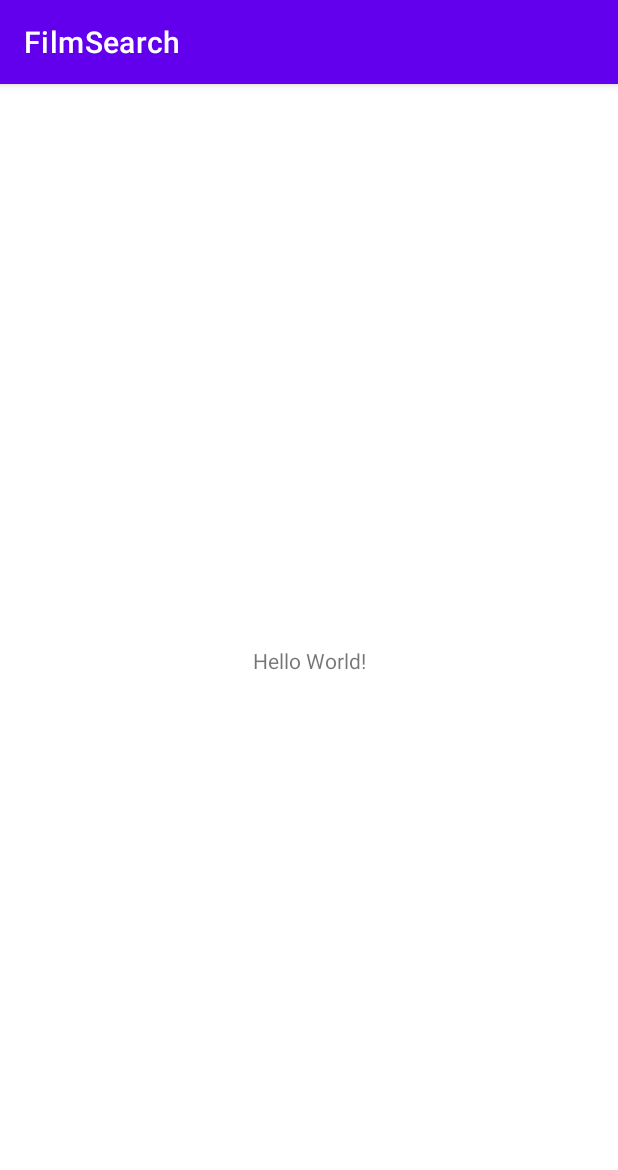
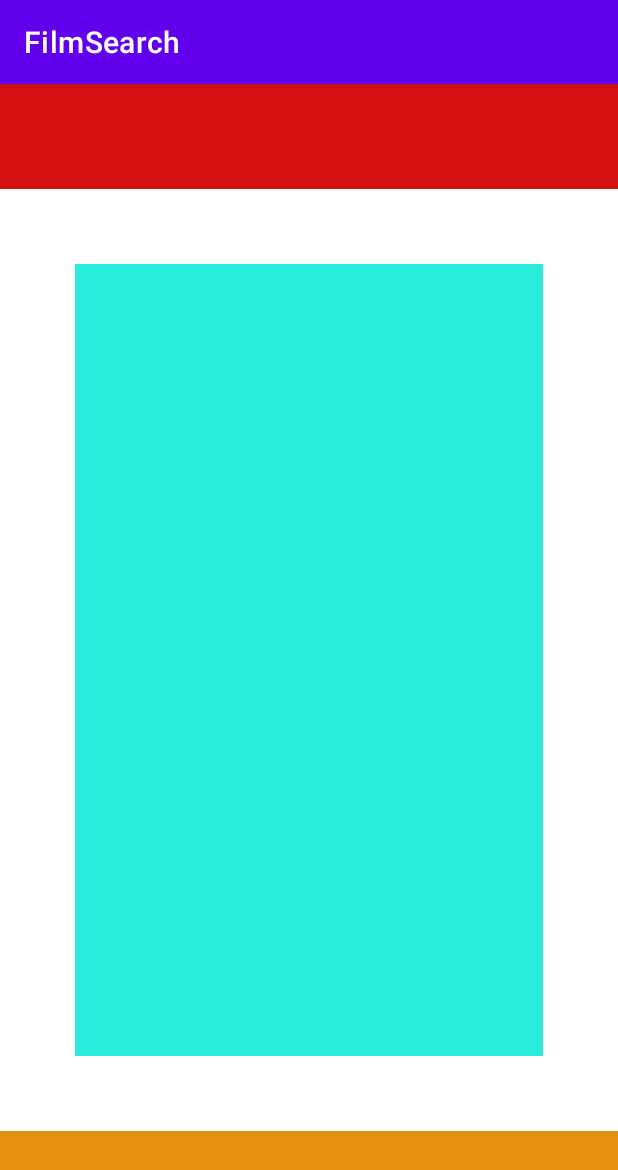
Before and after one commit to Ryzhikoff/FilmSearch, an Android app: the screen it shows after launch (MainActivity), on a phone screen of 412 x 824 dp. Shown: the top 1170 px of the screen. Run offline under Robolectric (Android 15) with nearby library versions, the phone set to English and light mode, and no system bars.

Commit message:
Create a menu prototype

```diff
--- a/app/src/main/res/layout/activity_main.xml
+++ b/app/src/main/res/layout/activity_main.xml
@@ -6,13 +6,38 @@
     android:layout_height="match_parent"
     tools:context=".MainActivity">
 
-    <TextView
-        android:layout_width="wrap_content"
-        android:layout_height="wrap_content"
-        android:text="Hello World!"
-        app:layout_constraintBottom_toBottomOf="parent"
+    <LinearLayout
+        android:id="@+id/buttons"
+        android:layout_width="0dp"
+        android:layout_height="0dp"
+        android:layout_marginStart="50dp"
+        android:layout_marginTop="50dp"
+        android:layout_marginEnd="50dp"
+        android:layout_marginBottom="50dp"
+        android:background="#28EDDB"
+        android:orientation="vertical"
+        app:layout_constraintBottom_toTopOf="@+id/bottom_menu"
+        app:layout_constraintEnd_toEndOf="parent"
+        app:layout_constraintStart_toStartOf="parent"
+        app:layout_constraintTop_toBottomOf="@+id/top_menu" />
+
+    <FrameLayout
+        android:id="@+id/top_menu"
+        android:layout_width="match_parent"
+        android:layout_height="70dp"
+        android:background="#D51010"
+        app:layout_constraintBottom_toTopOf="@+id/buttons"
         app:layout_constraintEnd_toEndOf="parent"
         app:layout_constraintStart_toStartOf="parent"
         app:layout_constraintTop_toTopOf="parent" />
 
+    <FrameLayout
+        android:id="@+id/bottom_menu"
+        android:layout_width="match_parent"
+        android:layout_height="70dp"
+        android:background="#E69011"
+        app:layout_constraintBottom_toBottomOf="parent"
+        app:layout_constraintEnd_toEndOf="parent"
+        app:layout_constraintStart_toStartOf="parent" />
+
 </androidx.constraintlayout.widget.ConstraintLayout>
```
